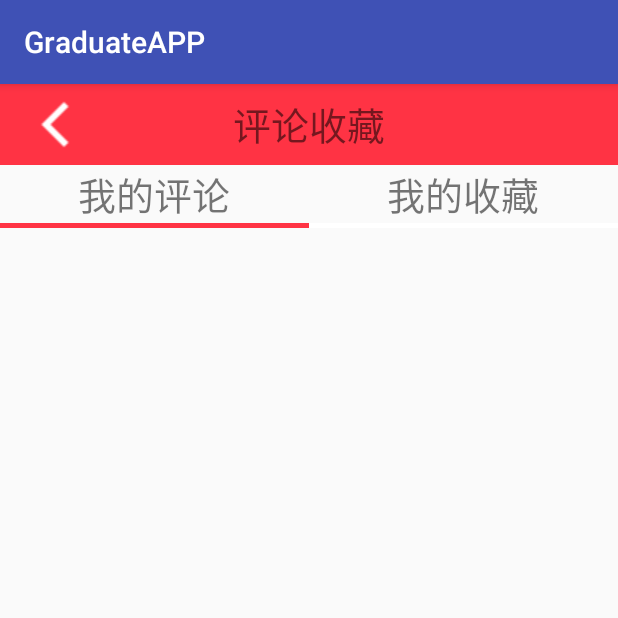
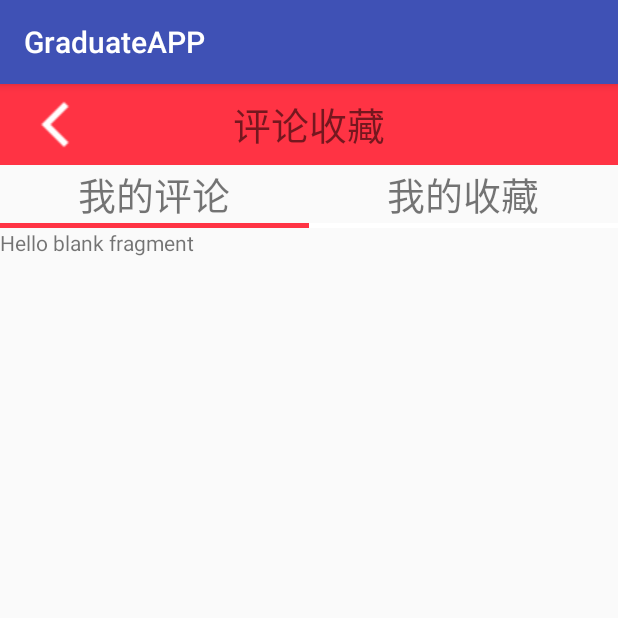
Before and after one commit to UserNameBoss/GraduateAPP2, an Android app: the Comment_Collect_Activity screen opened directly, with no data from a screen before it, on a phone screen of 412 x 824 dp, the top half of it. Run offline under Robolectric (Android 15) with nearby library versions, the phone set to English and light mode, and no system bars; our stand-ins replace CircleImageView.

Commit message:
3日下午

```diff
--- a/app/build.gradle
+++ b/app/build.gradle
@@ -26,14 +26,14 @@ android {
 dependencies {
     compile fileTree(include: ['*.jar'], dir: 'libs')
     testCompile 'junit:junit:4.12'
+    compile project(':library')
+
+    apt 'com.jakewharton:butterknife-compiler:8.4.0'
     compile 'com.android.support:appcompat-v7:23.4.0'
     compile 'com.android.support:support-v4:23.4.0'
     compile 'com.squareup.retrofit2:retrofit:2.1.0'
     compile 'com.squareup.retrofit2:converter-gson:2.1.0'
     compile 'com.squareup.retrofit2:adapter-rxjava:2.1.0'
-    compile project(':library')
     compile 'com.squareup.picasso:picasso:2.5.2'
-
     compile 'com.jakewharton:butterknife:8.4.0'
-    apt 'com.jakewharton:butterknife-compiler:8.4.0'
 }
--- a/app/src/main/java/com/example/yangxiaolong/graduateapp/activity/Comment_Collect_Activity.java
+++ b/app/src/main/java/com/example/yangxiaolong/graduateapp/activity/Comment_Collect_Activity.java
@@ -1,15 +1,122 @@
 package com.example.yangxiaolong.graduateapp.activity;
 
+import android.graphics.Color;
+import android.support.v4.app.Fragment;
+import android.support.v4.app.FragmentManager;
+import android.support.v4.app.FragmentStatePagerAdapter;
+import android.support.v4.view.ViewPager;
 import android.support.v7.app.AppCompatActivity;
 import android.os.Bundle;
+import android.view.View;
+import android.widget.ImageView;
+import android.widget.TextView;
 
 import com.example.yangxiaolong.graduateapp.R;
+import com.example.yangxiaolong.graduateapp.frament.commentcollectfragment.MyCollect_Fragment;
+import com.example.yangxiaolong.graduateapp.frament.commentcollectfragment.MyComment_Fragment;
 
-public class Comment_Collect_Activity extends AppCompatActivity {
+import java.util.ArrayList;
+import java.util.List;
+
+public class Comment_Collect_Activity extends AppCompatActivity  implements View.OnClickListener {
+    private ViewPager ViewPager_Comment_Collect;
+    private TextView TextView_MyComment,TextView_MyCollect;
+    private ImageView ImageView_MyComment,ImageView_MyCollect;
+    private Fragment[] fragment={new MyComment_Fragment(),new MyCollect_Fragment()};
+    private List<TextView> textViews_title;
+    private List<ImageView> imageViews_title;
+    private  int oldPosition;
 
     @Override
     protected void onCreate(Bundle savedInstanceState) {
         super.onCreate(savedInstanceState);
         setContentView(R.layout.activity_comment__collect);
+         init();
+
+    }
+
+    private void init() {
+        this.ViewPager_Comment_Collect= (ViewPager) this.findViewById(R.id.ViewPager_Comment_Collect);
+        this.TextView_MyComment= (TextView) this.findViewById(R.id.TextView_MyComment);
+        this.TextView_MyCollect= (TextView) this.findViewById(R.id.TextView_MyCollect);
+        this.ImageView_MyComment= (ImageView) this.findViewById(R.id.ImageView_MyComment);
+        this.ImageView_MyCollect= (ImageView) this.findViewById(R.id.ImageView_MyCollect);
+
+        this.textViews_title=new ArrayList<>();
+            textViews_title.add(TextView_MyComment);
+            textViews_title.add(TextView_MyCollect);
+
+         this.imageViews_title=new ArrayList<>();
+          imageViews_title.add(ImageView_MyComment);
+         imageViews_title.add(ImageView_MyCollect);
+
+        this.TextView_MyComment.setOnClickListener(this);
+        this.TextView_MyCollect.setOnClickListener(this);
+        this.ViewPager_Comment_Collect.setAdapter(new MyCommentCollectViewAdapter(getSupportFragmentManager()) );
+        this.ViewPager_Comment_Collect.setOnPageChangeListener(new ViewPager.OnPageChangeListener() {
+            @Override
+            public void onPageScrolled(int position, float positionOffset, int positionOffsetPixels) {
+
+            }
+
+            @Override
+            public void onPageSelected(int position) {
+                TextView textView_title=textViews_title.get(position);
+                textView_title.setTextColor(Color.parseColor("#ff3344"));
+
+                TextView textView_old=textViews_title.get(oldPosition);
+                textView_old.setTextColor(Color.GRAY);
+
+                ImageView imagView_title=imageViews_title.get(position);
+                imagView_title.setBackgroundColor(Color.parseColor("#ff3344"));
+
+
+                ImageView imageView_title_old=imageViews_title.get(oldPosition);
+                imageView_title_old.setBackgroundColor(Color.parseColor("#ffffff"));
+                oldPosition=position;
+            }
+
+            @Override
+            public void onPageScrollStateChanged(int state) {
+
+            }
+        });
+    }
+
+    @Override
+    public void onClick(View v) {
+           int id=v.getId();
+           //this.ViewPager_Comment_Collect.setCurrentItem(id);
+           switch (id){
+               case R.id.TextView_MyComment:
+
+                   /*this.ImageView_MyComment.setBackgroundColor(Color.parseColor("#ff3344"));
+                   this.ImageView_MyCollect.setBackgroundColor(Color.parseColor("#ffffff"));*/
+                   this.ViewPager_Comment_Collect.setCurrentItem(0);
+                   break;
+               case  R.id.TextView_MyCollect:
+                  /* this.ImageView_MyCollect.setBackgroundColor(Color.parseColor("#ff3344"));
+                   this.ImageView_MyComment.setBackgroundColor(Color.parseColor("#ffffff"));*/
+                   this.ViewPager_Comment_Collect.setCurrentItem(1);
+                   break;
+           }
+
+    }
+
+    class MyCommentCollectViewAdapter extends FragmentStatePagerAdapter{
+
+        public MyCommentCollectViewAdapter(FragmentManager fm) {
+            super(fm);
+        }
+
+        @Override
+        public Fragment getItem(int position) {
+            return fragment[position];
+        }
+
+        @Override
+        public int getCount() {
+            return fragment.length;
+        }
     }
 }
--- /dev/null
+++ b/app/src/main/java/com/example/yangxiaolong/graduateapp/frament/commentcollectfragment/MyCollect_Fragment.java
@@ -0,0 +1,30 @@
+package com.example.yangxiaolong.graduateapp.frament.commentcollectfragment;
+
+
+import android.os.Bundle;
+import android.support.v4.app.Fragment;
+import android.view.LayoutInflater;
+import android.view.View;
+import android.view.ViewGroup;
+
+import com.example.yangxiaolong.graduateapp.R;
+
+/**
+ * A simple {@link Fragment} subclass.
+ */
+public class MyCollect_Fragment extends Fragment {
+
+
+    public MyCollect_Fragment() {
+        // Required empty public constructor
+    }
+
+
+    @Override
+    public View onCreateView(LayoutInflater inflater, ViewGroup container,
+                             Bundle savedInstanceState) {
+        // Inflate the layout for this fragment
+        return inflater.inflate(R.layout.fragment_my_collect, container, false);
+    }
+
+}
--- /dev/null
+++ b/app/src/main/java/com/example/yangxiaolong/graduateapp/frament/commentcollectfragment/MyComment_Fragment.java
@@ -0,0 +1,30 @@
+package com.example.yangxiaolong.graduateapp.frament.commentcollectfragment;
+
+
+import android.os.Bundle;
+import android.support.v4.app.Fragment;
+import android.view.LayoutInflater;
+import android.view.View;
+import android.view.ViewGroup;
+
+import com.example.yangxiaolong.graduateapp.R;
+
+/**
+ * A simple {@link Fragment} subclass.
+ */
+public class MyComment_Fragment extends Fragment {
+
+
+    public MyComment_Fragment() {
+        // Required empty public constructor
+    }
+
+
+    @Override
+    public View onCreateView(LayoutInflater inflater, ViewGroup container,
+                             Bundle savedInstanceState) {
+        // Inflate the layout for this fragment
+        return inflater.inflate(R.layout.fragment_my_comment_, container, false);
+    }
+
+}
--- a/app/src/main/res/layout/activity_comment__collect.xml
+++ b/app/src/main/res/layout/activity_comment__collect.xml
@@ -84,9 +84,7 @@
         android:id="@+id/ViewPager_Comment_Collect"
         android:layout_width="match_parent"
         android:layout_height="wrap_content">
-
     </android.support.v4.view.ViewPager>
 
 
-
 </LinearLayout>
--- a/app/src/main/res/layout/fragment_fragment_my.xml
+++ b/app/src/main/res/layout/fragment_fragment_my.xml
@@ -16,7 +16,7 @@
         android:orientation="vertical"
         >
         <!---->
-       <RelativeLayout
+        <RelativeLayout
            android:layout_width="match_parent"
            android:layout_height="270dp"
            android:background="@drawable/night_user_center_bg"
--- /dev/null
+++ b/app/src/main/res/layout/fragment_my_comment_.xml
@@ -0,0 +1,13 @@
+<FrameLayout xmlns:android="http://schemas.android.com/apk/res/android"
+    xmlns:tools="http://schemas.android.com/tools"
+    android:layout_width="match_parent"
+    android:layout_height="match_parent"
+    tools:context="com.example.yangxiaolong.graduateapp.frament.commentcollectfragment.MyComment_Fragment">
+
+    <!-- TODO: Update blank fragment layout -->
+    <TextView
+        android:layout_width="match_parent"
+        android:layout_height="match_parent"
+        android:text="@string/hello_blank_fragment" />
+
+</FrameLayout>
```
Also changed, not shown: app/src/main/res/layout/fragment_my_collect.xml (added, +13 -0 lines), 34 other files.
